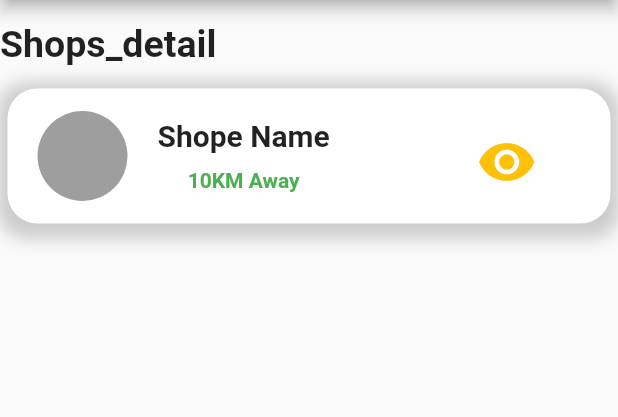
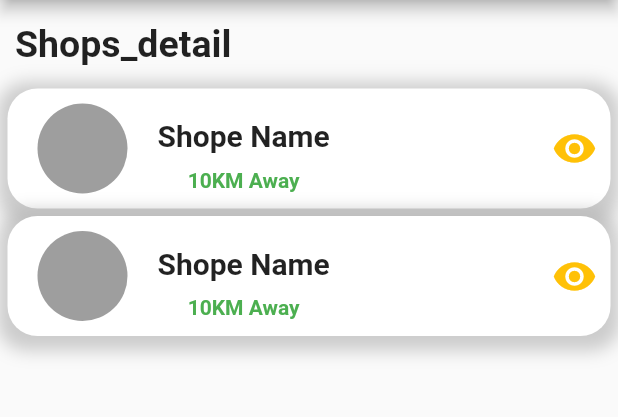
Before and after one commit to javedmughal-058/vehicle_management_app_in_flutter, a Flutter app: the car_detail screen opened directly, on a phone screen of 412 x 824 dp, the part 84-501 px from its top. Run offline on Flutter 3.47's test engine with Material 2 defaults, Android fonts, the phone set to English and light mode, and no system bars; our stand-ins replace animated_text_kit, carousel_slider.

Commit message:
Update car_detail.dart

```diff
--- a/lib/Screens/car_detail.dart
+++ b/lib/Screens/car_detail.dart
@@ -18,11 +18,11 @@ class _car_detailState extends State<car_detail> {
       body: ListView(
         children: [
           SizedBox(height: 15,),
-          Text("Shops_detail",style: TextStyle(fontWeight: FontWeight.bold,fontSize: 25),),
+          Padding(padding:EdgeInsets.fromLTRB(10, 0, 0, 0),child: const Text("Shops_detail",style: TextStyle(fontWeight: FontWeight.bold,fontSize: 25),)),
           SizedBox(height: 15,),
           Container(
             margin: EdgeInsets.only(left: 5,right: 5),
-            height: 90,
+            height: 80,
             decoration: BoxDecoration(
                 borderRadius: BorderRadius.circular(20),
                 color: Colors.white,
@@ -51,15 +51,59 @@ class _car_detailState extends State<car_detail> {
                     Text("10KM Away",style: TextStyle(color: Colors.green,fontWeight: FontWeight.bold),),
                   ],
                 ),
-                SizedBox(width: 90,),
+                Spacer(),
                 IconButton(
-                  icon: const Icon(Icons.remove_red_eye,size: 40,),
+                  tooltip: "Show full details",
+                  icon: const Icon(Icons.remove_red_eye,size: 30,),
                   color: Colors.amber,
                   onPressed: () {},
                 ),
               ],
             ),
           ),
+          SizedBox(height: 5,),
+          Container(
+            margin: EdgeInsets.only(left: 5,right: 5),
+            height: 80,
+            decoration: BoxDecoration(
+                borderRadius: BorderRadius.circular(20),
+                color: Colors.white,
+                boxShadow: [
+                  BoxShadow(
+                    color: Colors.grey.withOpacity(0.5),
+                    spreadRadius: 7,
+                    blurRadius: 9,
+                    offset: Offset(0, 3), // changes position of shadow
+                  ),
+                ]
+            ),
+            child: Row(
+              children: [
+                SizedBox(width: 20,),
+                CircleAvatar(
+                  backgroundColor: Colors.grey,
+                  radius: 30,
+                ),
+                SizedBox(width: 20,),
+                Column(
+                  children: [
+                    SizedBox(height: 20,),
+                    Text("Shope Name",style: TextStyle(fontSize: 20,fontWeight: FontWeight.bold),),
+                    SizedBox(height: 10,),
+                    Text("10KM Away",style: TextStyle(color: Colors.green,fontWeight: FontWeight.bold),),
+                  ],
+                ),
+                Spacer(),
+                IconButton(
+                  tooltip: "Show full details",
+                  icon: const Icon(Icons.remove_red_eye,size: 30,),
+                  color: Colors.amber,
+                  onPressed: () {},
+                ),
+              ],
+            ),
+          ),
+
         ],
       ),
     );
```
